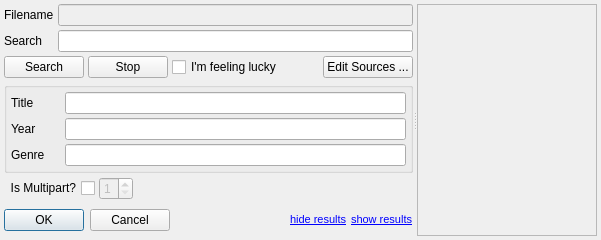
First picture: the form in src/trunk/ui/ui_ChangeMovie.ui, repository rexMingla/my-renamer, before the edit.
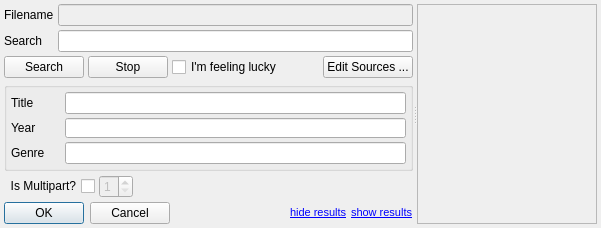
Second picture: the form after the edit.

Commit message: - added search list for tv series - added RottenTomatoes and TheMovieDb movie clients - saving and loading of keys to config

The edit to the form file:
```diff
--- a/src/trunk/ui/ui_ChangeMovie.ui
+++ b/src/trunk/ui/ui_ChangeMovie.ui
@@ -7,7 +7,7 @@
     <x>0</x>
     <y>0</y>
     <width>594</width>
-    <height>240</height>
+    <height>224</height>
    </rect>
   </property>
   <property name="windowTitle">
@@ -273,7 +273,7 @@
          </item>
         </layout>
        </item>
-       <item row="5" column="0" colspan="3">
+       <item row="6" column="0" colspan="3">
         <layout class="QHBoxLayout" name="horizontalLayout_2">
          <item>
           <widget class="QDialogButtonBox" name="buttonBox">
@@ -340,6 +340,19 @@
          </item>
         </layout>
        </item>
+       <item row="5" column="0">
+        <spacer name="verticalSpacer">
+         <property name="orientation">
+          <enum>Qt::Vertical</enum>
+         </property>
+         <property name="sizeHint" stdset="0">
+          <size>
+           <width>20</width>
+           <height>40</height>
+          </size>
+         </property>
+        </spacer>
+       </item>
       </layout>
      </widget>
      <widget class="QFrame" name="placeholderWidget">
```
The commit also changes 10 other files.
